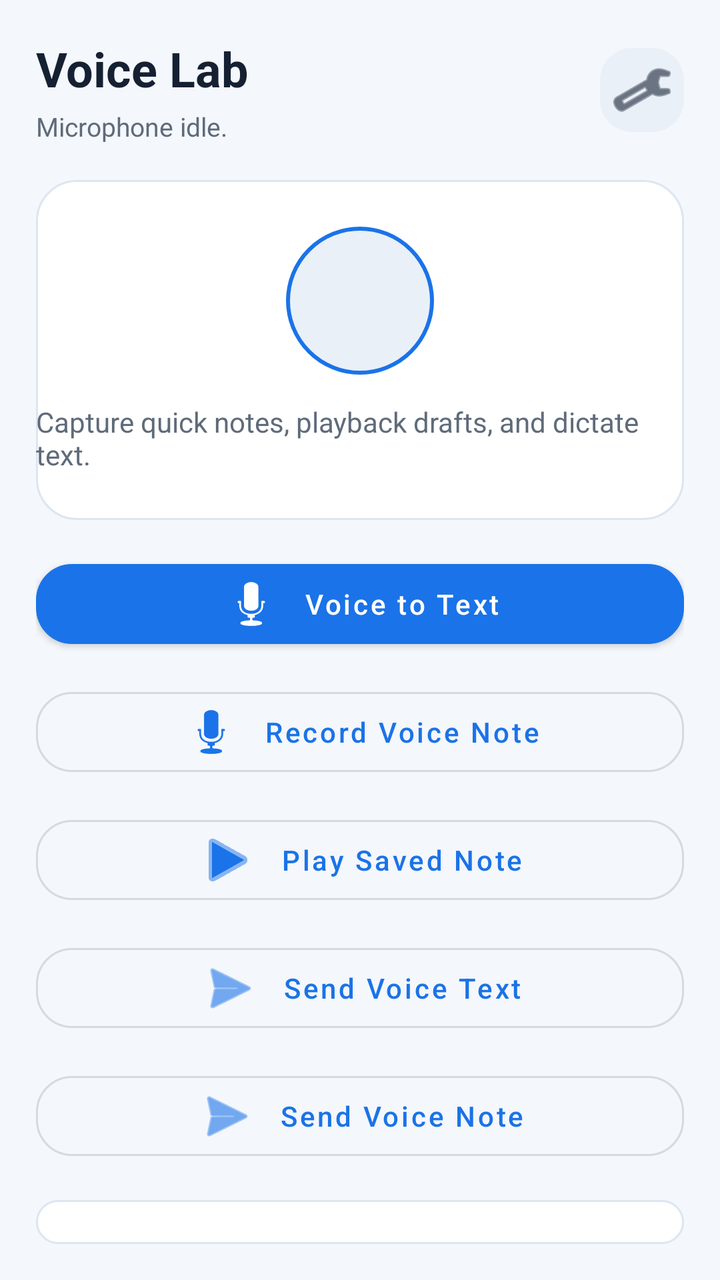
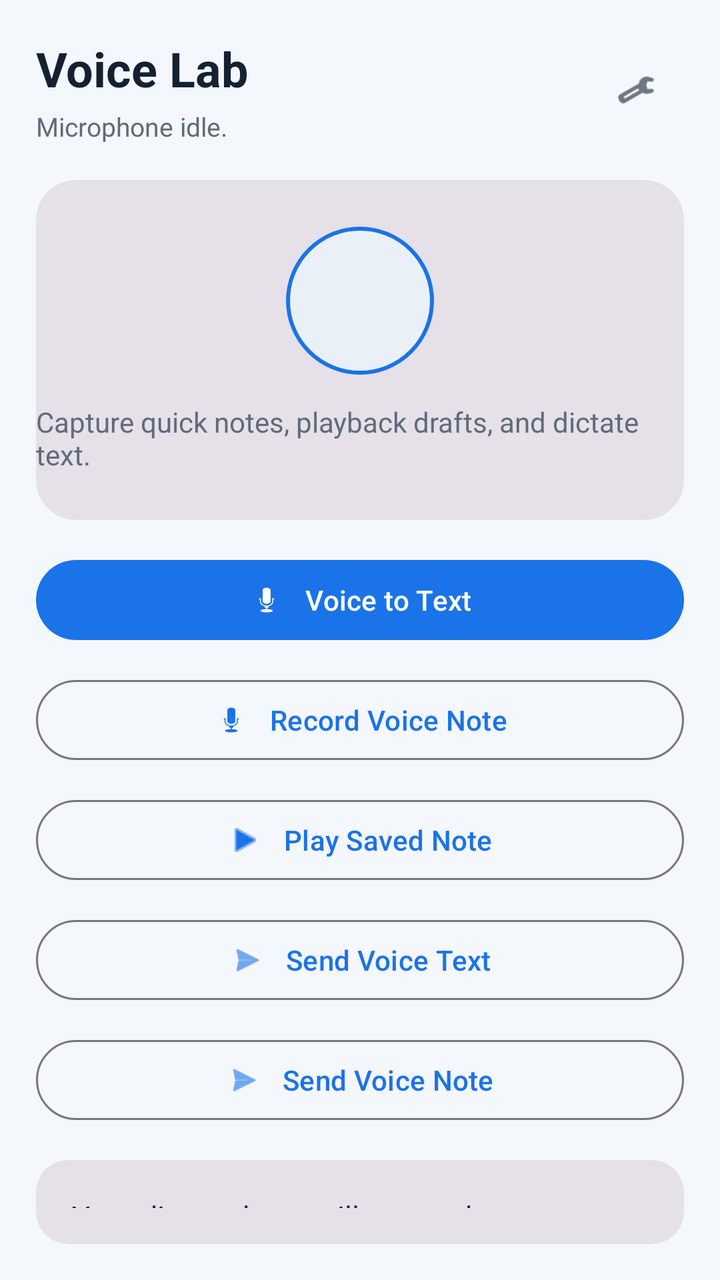

Compare the two renders of this Android layout. The source of the first and the diff that turns it into the second are given below.
<!-- AndroidManifest.xml: application theme Theme.Corelink -->
<!-- res/layout/activity_voice_tools.xml -->
<?xml version="1.0" encoding="utf-8"?>
<LinearLayout
    xmlns:android="http://schemas.android.com/apk/res/android"
    xmlns:app="http://schemas.android.com/apk/res-auto"
    android:layout_width="match_parent"
    android:layout_height="match_parent"
    android:background="@color/surface"
    android:orientation="vertical"
    android:padding="18dp">

    <LinearLayout
        android:layout_width="match_parent"
        android:layout_height="wrap_content"
        android:gravity="center_vertical"
        android:orientation="horizontal">

        <LinearLayout
            android:layout_width="0dp"
            android:layout_height="wrap_content"
            android:layout_weight="1"
            android:orientation="vertical">

            <TextView
                android:layout_width="wrap_content"
                android:layout_height="wrap_content"
                android:text="@string/voice_lab_title"
                android:textColor="@color/textPrimary"
                android:textSize="24sp"
                android:textStyle="bold" />

            <TextView
                android:id="@+id/recordStatus"
                android:layout_width="wrap_content"
                android:layout_height="wrap_content"
                android:layout_marginTop="4dp"
                android:text="@string/voice_idle_status"
                android:textColor="@color/textSecondary"
                android:textSize="13sp" />
        </LinearLayout>

        <ImageButton
            android:id="@+id/themeToggleButton"
            android:layout_width="42dp"
            android:layout_height="42dp"
            android:background="@drawable/icon_btn_bg"
            android:contentDescription="@string/toggle_theme"
            android:padding="10dp"
            android:src="@android:drawable/ic_menu_manage"
            android:tint="@color/textPrimary" />
    </LinearLayout>

    <LinearLayout
        android:layout_width="match_parent"
        android:layout_height="170dp"
        android:layout_marginTop="18dp"
        android:background="@drawable/input_bg"
        android:gravity="center"
        android:orientation="vertical">

        <View
            android:id="@+id/voicePulse"
            android:layout_width="74dp"
            android:layout_height="74dp"
            android:background="@drawable/voice_pulse_bg" />

        <TextView
            android:layout_width="wrap_content"
            android:layout_height="wrap_content"
            android:layout_marginTop="14dp"
            android:text="@string/voice_lab_subtitle"
            android:textColor="@color/textSecondary"
            android:textSize="14sp" />
    </LinearLayout>

    <com.google.android.material.button.MaterialButton
        android:id="@+id/transcribeButton"
        android:layout_width="match_parent"
        android:layout_height="wrap_content"
        android:layout_marginTop="16dp"
        android:text="@string/voice_to_text_button"
        android:textAllCaps="false"
        app:backgroundTint="@color/accent"
        app:cornerRadius="18dp"
        app:icon="@android:drawable/ic_btn_speak_now"
        app:iconGravity="textStart"
        app:iconPadding="10dp"
        app:iconTint="@android:color/white" />

    <com.google.android.material.button.MaterialButton
        android:id="@+id/recordButton"
        style="@style/Widget.MaterialComponents.Button.OutlinedButton"
        android:layout_width="match_parent"
        android:layout_height="wrap_content"
        android:layout_marginTop="12dp"
        android:text="@string/record_voice_note"
        android:textAllCaps="false"
        app:cornerRadius="18dp"
        app:icon="@android:drawable/ic_btn_speak_now"
        app:iconGravity="textStart"
        app:iconPadding="10dp" />

    <com.google.android.material.button.MaterialButton
        android:id="@+id/playButton"
        style="@style/Widget.MaterialComponents.Button.OutlinedButton"
        android:layout_width="match_parent"
        android:layout_height="wrap_content"
        android:layout_marginTop="12dp"
        android:text="@string/play_voice_note"
        android:textAllCaps="false"
        app:cornerRadius="18dp"
        app:icon="@android:drawable/ic_media_play"
        app:iconGravity="textStart"
        app:iconPadding="10dp" />

    <com.google.android.material.button.MaterialButton
        android:id="@+id/sendTranscriptButton"
        style="@style/Widget.MaterialComponents.Button.OutlinedButton"
        android:layout_width="match_parent"
        android:layout_height="wrap_content"
        android:layout_marginTop="12dp"
        android:text="@string/send_voice_text"
        android:textAllCaps="false"
        app:cornerRadius="18dp"
        app:icon="@android:drawable/ic_menu_send"
        app:iconGravity="textStart"
        app:iconPadding="10dp" />

    <com.google.android.material.button.MaterialButton
        android:id="@+id/sendVoiceButton"
        style="@style/Widget.MaterialComponents.Button.OutlinedButton"
        android:layout_width="match_parent"
        android:layout_height="wrap_content"
        android:layout_marginTop="12dp"
        android:text="@string/send_voice_note"
        android:textAllCaps="false"
        app:cornerRadius="18dp"
        app:icon="@android:drawable/ic_menu_send"
        app:iconGravity="textStart"
        app:iconPadding="10dp" />

    <TextView
        android:id="@+id/transcriptText"
        android:layout_width="match_parent"
        android:layout_height="wrap_content"
        android:layout_marginTop="16dp"
        android:background="@drawable/input_bg"
        android:padding="18dp"
        android:text="@string/voice_empty_transcript"
        android:textColor="@color/textPrimary"
        android:textSize="15sp" />

</LinearLayout>
<!-- resources referenced by this layout -->
<resources>
  <color name="accent">#1A73E8</color>
  <color name="surface">#FFF4F7FB</color>
  <color name="textPrimary">#FF152033</color>
  <color name="textSecondary">#FF5F6B7A</color>
  <!-- drawable icon_btn_bg (drawable) -->
  <shape xmlns:android="http://schemas.android.com/apk/res/android">
      <solid android:color="@color/surfaceMuted" />
      <corners android:radius="16dp" />
  </shape>
  <!-- drawable input_bg (drawable) -->
  <shape xmlns:android="http://schemas.android.com/apk/res/android">
      <solid android:color="@color/surfaceElevated" />
      <stroke
          android:width="1dp"
          android:color="@color/borderSoft" />
      <corners android:radius="20dp" />
  </shape>
  <!-- drawable voice_pulse_bg (drawable) -->
  <shape xmlns:android="http://schemas.android.com/apk/res/android">
      <solid android:color="@color/surfaceMuted" />
      <corners android:radius="41dp" />
      <stroke
          android:width="2dp"
          android:color="@color/accent" />
  </shape>
  <string name="play_voice_note">Play Saved Note</string>
  <string name="record_voice_note">Record Voice Note</string>
  <string name="send_voice_note">Send Voice Note</string>
  <string name="send_voice_text">Send Voice Text</string>
  <string name="toggle_theme">Toggle dark mode</string>
  <string name="voice_empty_transcript">Your dictated text will appear here.</string>
  <string name="voice_idle_status">Microphone idle.</string>
  <string name="voice_lab_subtitle">Capture quick notes, playback drafts, and dictate text.</string>
  <string name="voice_lab_title">Voice Lab</string>
  <string name="voice_to_text_button">Voice to Text</string>
  <style name="Theme.Corelink" parent="Theme.MaterialComponents.DayNight.NoActionBar">
          <item name="colorPrimary">@color/accent</item>
          <item name="colorPrimaryVariant">@color/accentDark</item>
          <item name="colorSecondary">@color/accent</item>
          <item name="colorSurface">@color/surfaceElevated</item>
          <item name="android:windowBackground">@color/surface</item>
          <item name="android:statusBarColor">@color/surfaceElevated</item>
          <item name="android:navigationBarColor">@color/surfaceElevated</item>
      </style>
  <color name="surfaceMuted">#FFEAF0F7</color>
  <color name="surfaceElevated">#FFFFFFFF</color>
  <color name="borderSoft">#FFDDE6F1</color>
  <color name="accentDark">#1558B0</color>
</resources>

<!-- the commit's change to res/layout/activity_voice_tools.xml (unified diff, before → after) -->
@@ -4,7 +4,7 @@
     xmlns:app="http://schemas.android.com/apk/res-auto"
     android:layout_width="match_parent"
     android:layout_height="match_parent"
-    android:background="@color/surface"
+    android:background="?attr/colorSurface"
     android:orientation="vertical"
     android:padding="18dp">
 
@@ -24,7 +24,7 @@
                 android:layout_width="wrap_content"
                 android:layout_height="wrap_content"
                 android:text="@string/voice_lab_title"
-                android:textColor="@color/textPrimary"
+                android:textColor="?attr/colorOnSurface"
                 android:textSize="24sp"
                 android:textStyle="bold" />
 
@@ -34,43 +34,48 @@
                 android:layout_height="wrap_content"
                 android:layout_marginTop="4dp"
                 android:text="@string/voice_idle_status"
-                android:textColor="@color/textSecondary"
+                android:textColor="?attr/colorOnSurfaceVariant"
                 android:textSize="13sp" />
         </LinearLayout>
 
-        <ImageButton
+        <com.google.android.material.button.MaterialButton
             android:id="@+id/themeToggleButton"
-            android:layout_width="42dp"
-            android:layout_height="42dp"
-            android:background="@drawable/icon_btn_bg"
+            style="?attr/materialIconButtonStyle"
+            android:layout_width="48dp"
+            android:layout_height="48dp"
             android:contentDescription="@string/toggle_theme"
-            android:padding="10dp"
-            android:src="@android:drawable/ic_menu_manage"
-            android:tint="@color/textPrimary" />
+            app:icon="@android:drawable/ic_menu_manage"
+            app:iconTint="?attr/colorOnSurface" />
     </LinearLayout>
 
-    <LinearLayout
+    <com.google.android.material.card.MaterialCardView
+        style="?attr/materialCardViewFilledStyle"
         android:layout_width="match_parent"
         android:layout_height="170dp"
         android:layout_marginTop="18dp"
-        android:background="@drawable/input_bg"
-        android:gravity="center"
-        android:orientation="vertical">
+        app:cardCornerRadius="20dp">
 
-        <View
-            android:id="@+id/voicePulse"
-            android:layout_width="74dp"
-            android:layout_height="74dp"
-            android:background="@drawable/voice_pulse_bg" />
+        <LinearLayout
+            android:layout_width="match_parent"
+            android:layout_height="match_parent"
+            android:gravity="center"
+            android:orientation="vertical">
 
-        <TextView
-            android:layout_width="wrap_content"
-            android:layout_height="wrap_content"
-            android:layout_marginTop="14dp"
-            android:text="@string/voice_lab_subtitle"
-            android:textColor="@color/textSecondary"
-            android:textSize="14sp" />
-    </LinearLayout>
+            <View
+                android:id="@+id/voicePulse"
+                android:layout_width="74dp"
+                android:layout_height="74dp"
+                android:background="@drawable/voice_pulse_bg" />
+
+            <TextView
+                android:layout_width="wrap_content"
+                android:layout_height="wrap_content"
+                android:layout_marginTop="14dp"
+                android:text="@string/voice_lab_subtitle"
+                android:textColor="?attr/colorOnSurfaceVariant"
+                android:textSize="14sp" />
+        </LinearLayout>
+    </com.google.android.material.card.MaterialCardView>
 
     <com.google.android.material.button.MaterialButton
         android:id="@+id/transcribeButton"
@@ -79,74 +84,78 @@
         android:layout_marginTop="16dp"
         android:text="@string/voice_to_text_button"
         android:textAllCaps="false"
-        app:backgroundTint="@color/accent"
-        app:cornerRadius="18dp"
+        app:cornerRadius="24dp"
         app:icon="@android:drawable/ic_btn_speak_now"
         app:iconGravity="textStart"
-        app:iconPadding="10dp"
-        app:iconTint="@android:color/white" />
+        app:iconPadding="10dp" />
 
     <com.google.android.material.button.MaterialButton
         android:id="@+id/recordButton"
-        style="@style/Widget.MaterialComponents.Button.OutlinedButton"
+        style="?attr/materialButtonOutlinedStyle"
         android:layout_width="match_parent"
         android:layout_height="wrap_content"
         android:layout_marginTop="12dp"
         android:text="@string/record_voice_note"
         android:textAllCaps="false"
-        app:cornerRadius="18dp"
+        app:cornerRadius="24dp"
         app:icon="@android:drawable/ic_btn_speak_now"
         app:iconGravity="textStart"
         app:iconPadding="10dp" />
 
     <com.google.android.material.button.MaterialButton
         android:id="@+id/playButton"
-        style="@style/Widget.MaterialComponents.Button.OutlinedButton"
+        style="?attr/materialButtonOutlinedStyle"
         android:layout_width="match_parent"
         android:layout_height="wrap_content"
         android:layout_marginTop="12dp"
         android:text="@string/play_voice_note"
         android:textAllCaps="false"
-        app:cornerRadius="18dp"
+        app:cornerRadius="24dp"
         app:icon="@android:drawable/ic_media_play"
         app:iconGravity="textStart"
         app:iconPadding="10dp" />
 
     <com.google.android.material.button.MaterialButton
         android:id="@+id/sendTranscriptButton"
-        style="@style/Widget.MaterialComponents.Button.OutlinedButton"
+        style="?attr/materialButtonOutlinedStyle"
         android:layout_width="match_parent"
         android:layout_height="wrap_content"
         android:layout_marginTop="12dp"
         android:text="@string/send_voice_text"
         android:textAllCaps="false"
-        app:cornerRadius="18dp"
+        app:cornerRadius="24dp"
         app:icon="@android:drawable/ic_menu_send"
         app:iconGravity="textStart"
         app:iconPadding="10dp" />
 
     <com.google.android.material.button.MaterialButton
         android:id="@+id/sendVoiceButton"
-        style="@style/Widget.MaterialComponents.Button.OutlinedButton"
+        style="?attr/materialButtonOutlinedStyle"
         android:layout_width="match_parent"
         android:layout_height="wrap_content"
         android:layout_marginTop="12dp"
         android:text="@string/send_voice_note"
         android:textAllCaps="false"
-        app:cornerRadius="18dp"
+        app:cornerRadius="24dp"
         app:icon="@android:drawable/ic_menu_send"
         app:iconGravity="textStart"
         app:iconPadding="10dp" />
 
-    <TextView
-        android:id="@+id/transcriptText"
+    <com.google.android.material.card.MaterialCardView
+        style="?attr/materialCardViewFilledStyle"
         android:layout_width="match_parent"
         android:layout_height="wrap_content"
         android:layout_marginTop="16dp"
-        android:background="@drawable/input_bg"
-        android:padding="18dp"
-        android:text="@string/voice_empty_transcript"
-        android:textColor="@color/textPrimary"
-        android:textSize="15sp" />
+        app:cardCornerRadius="16dp">
+
+        <TextView
+            android:id="@+id/transcriptText"
+            android:layout_width="match_parent"
+            android:layout_height="wrap_content"
+            android:padding="18dp"
+            android:text="@string/voice_empty_transcript"
+            android:textColor="?attr/colorOnSurface"
+            android:textSize="15sp" />
+    </com.google.android.material.card.MaterialCardView>
 
 </LinearLayout>
<!-- resource entries referenced after the edit -->
@@ -4,19 +4,6 @@
   <color name="surface">#FFF4F7FB</color>
   <color name="textPrimary">#FF152033</color>
   <color name="textSecondary">#FF5F6B7A</color>
-  <!-- drawable icon_btn_bg (drawable) -->
-  <shape xmlns:android="http://schemas.android.com/apk/res/android">
-      <solid android:color="@color/surfaceMuted" />
-      <corners android:radius="16dp" />
-  </shape>
-  <!-- drawable input_bg (drawable) -->
-  <shape xmlns:android="http://schemas.android.com/apk/res/android">
-      <solid android:color="@color/surfaceElevated" />
-      <stroke
-          android:width="1dp"
-          android:color="@color/borderSoft" />
-      <corners android:radius="20dp" />
-  </shape>
   <!-- drawable voice_pulse_bg (drawable) -->
   <shape xmlns:android="http://schemas.android.com/apk/res/android">
       <solid android:color="@color/surfaceMuted" />
@@ -35,18 +22,17 @@
   <string name="voice_lab_subtitle">Capture quick notes, playback drafts, and dictate text.</string>
   <string name="voice_lab_title">Voice Lab</string>
   <string name="voice_to_text_button">Voice to Text</string>
-  <style name="Theme.Corelink" parent="Theme.MaterialComponents.DayNight.NoActionBar">
+  <style name="Theme.Corelink" parent="Theme.Material3.DayNight.NoActionBar">
           <item name="colorPrimary">@color/accent</item>
-          <item name="colorPrimaryVariant">@color/accentDark</item>
           <item name="colorSecondary">@color/accent</item>
-          <item name="colorSurface">@color/surfaceElevated</item>
+          <item name="colorSurface">@color/surface</item>
+          <item name="colorSurfaceVariant">@color/surfaceMuted</item>
+          <item name="colorOnSurface">@color/textPrimary</item>
+          <item name="colorOnSurfaceVariant">@color/textSecondary</item>
           <item name="android:windowBackground">@color/surface</item>
-          <item name="android:statusBarColor">@color/surfaceElevated</item>
-          <item name="android:navigationBarColor">@color/surfaceElevated</item>
+          <item name="android:statusBarColor">?attr/colorSurface</item>
+          <item name="android:navigationBarColor">?attr/colorSurface</item>
       </style>
   <color name="surfaceMuted">#FFEAF0F7</color>
-  <color name="surfaceElevated">#FFFFFFFF</color>
-  <color name="borderSoft">#FFDDE6F1</color>
-  <color name="accentDark">#1558B0</color>
 </resources>
 
